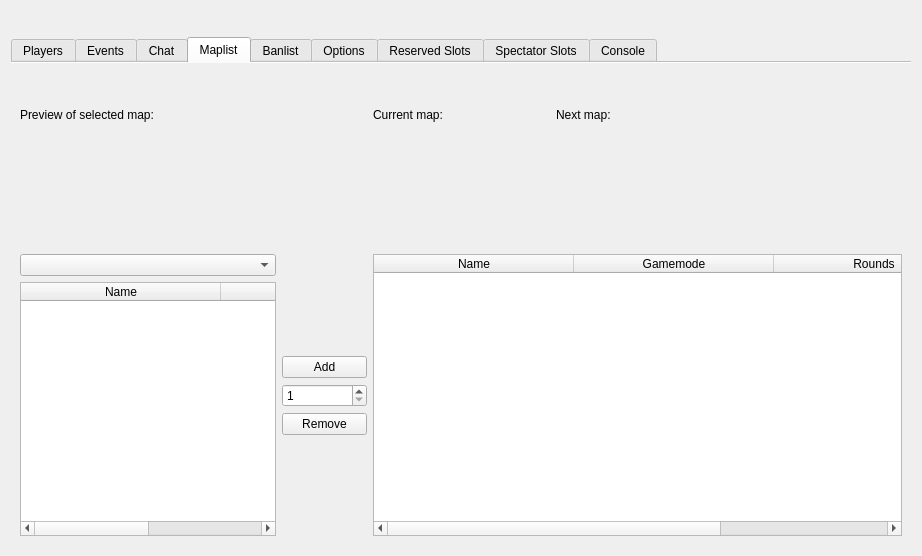
Before: the Qt Designer form Client/bf4/BF4.ui in OpenRcon/OpenRcon, drawn with Qt 5.
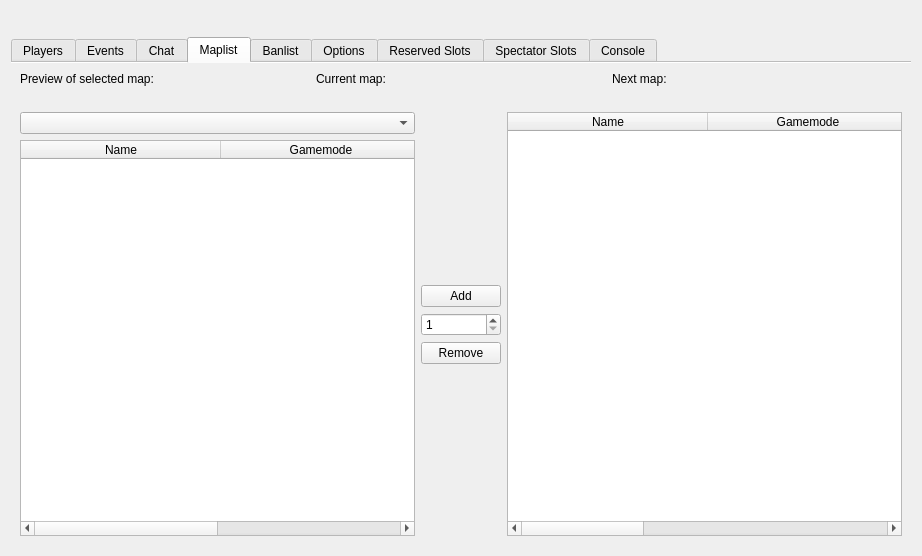
After: the same form once the commit is applied. The open tabs and pages were chosen to show the change. Icons and pictures are not drawn.

Patch:
```diff
--- a/Client/bf4/BF4.ui
+++ b/Client/bf4/BF4.ui
@@ -171,101 +171,88 @@
       <attribute name="title">
        <string>Maplist</string>
       </attribute>
-      <layout class="QGridLayout" name="gridLayout_13">
-       <item row="0" column="0">
-        <layout class="QGridLayout" name="gridLayout_12">
-         <item row="2" column="4" rowspan="4" colspan="6">
-          <widget class="QTableWidget" name="tableWidget_ml_current">
-           <property name="editTriggers">
-            <set>QAbstractItemView::NoEditTriggers</set>
-           </property>
-           <property name="showDropIndicator" stdset="0">
-            <bool>false</bool>
-           </property>
-           <property name="selectionMode">
-            <enum>QAbstractItemView::SingleSelection</enum>
-           </property>
-           <property name="selectionBehavior">
-            <enum>QAbstractItemView::SelectRows</enum>
-           </property>
-           <property name="showGrid">
-            <bool>false</bool>
-           </property>
-           <property name="rowCount">
-            <number>0</number>
-           </property>
-           <property name="columnCount">
-            <number>3</number>
-           </property>
-           <attribute name="horizontalHeaderDefaultSectionSize">
-            <number>200</number>
-           </attribute>
-           <attribute name="horizontalHeaderHighlightSections">
-            <bool>false</bool>
-           </attribute>
-           <attribute name="horizontalHeaderStretchLastSection">
-            <bool>true</bool>
-           </attribute>
-           <attribute name="verticalHeaderVisible">
-            <bool>false</bool>
-           </attribute>
-           <attribute name="verticalHeaderDefaultSectionSize">
-            <number>17</number>
-           </attribute>
-           <attribute name="verticalHeaderHighlightSections">
-            <bool>false</bool>
-           </attribute>
-           <column>
-            <property name="text">
-             <string>Name</string>
-            </property>
-           </column>
-           <column>
-            <property name="text">
-             <string>Gamemode</string>
-            </property>
-           </column>
-           <column>
-            <property name="text">
-             <string>Rounds</string>
-            </property>
-           </column>
-          </widget>
-         </item>
-         <item row="1" column="0" colspan="3">
+      <layout class="QGridLayout" name="gridLayout_5">
+       <item row="0" column="0" colspan="3">
           <layout class="QHBoxLayout" name="horizontalLayout_2">
            <item>
+          <layout class="QFormLayout" name="formLayout">
+           <item row="1" column="0" colspan="2">
             <widget class="QLabel" name="label_ml_avaliableMapImage">
-             <property name="maximumSize">
-              <size>
-               <width>16777215</width>
-               <height>16777215</height>
-              </size>
+             <property name="text">
+              <string/>
              </property>
+            </widget>
+           </item>
+           <item row="0" column="0" colspan="2">
+            <widget class="QLabel" name="label_ml_avaliableMapText">
              <property name="text">
+              <string>Preview of selected map:</string>
+             </property>
+            </widget>
+           </item>
+          </layout>
+         </item>
+         <item>
+          <layout class="QFormLayout" name="formLayout_2">
+           <item row="0" column="0">
+            <widget class="QLabel" name="label_ml_currentMapText">
+             <property name="text">
+              <string>Current map:</string>
+             </property>
+            </widget>
+           </item>
+           <item row="0" column="1">
+            <widget class="QLabel" name="label_ml_currentMapValue">
+             <property name="text">
               <string/>
              </property>
             </widget>
            </item>
+           <item row="1" column="0" colspan="2">
+            <widget class="QLabel" name="label_ml_currentMapImage">
+             <property name="text">
+              <string/>
+             </property>
+            </widget>
+           </item>
+          </layout>
+         </item>
            <item>
-            <spacer name="horizontalSpacer_3">
-             <property name="orientation">
-              <enum>Qt::Horizontal</enum>
-             </property>
-             <property name="sizeHint" stdset="0">
-              <size>
-               <width>40</width>
-               <height>20</height>
-              </size>
+          <layout class="QFormLayout" name="formLayout_3">
+           <property name="fieldGrowthPolicy">
+            <enum>QFormLayout::AllNonFixedFieldsGrow</enum>
+           </property>
+           <item row="0" column="0">
+            <widget class="QLabel" name="label_ml_nextMapText">
+             <property name="text">
+              <string>Next map:</string>
              </property>
-            </spacer>
+            </widget>
            </item>
+           <item row="0" column="1">
+            <widget class="QLabel" name="label_ml_nextMapValue">
+             <property name="text">
+              <string/>
+             </property>
+            </widget>
+           </item>
+           <item row="1" column="0" colspan="2">
+            <widget class="QLabel" name="label_ml_nextMapImage">
+             <property name="text">
+              <string/>
+             </property>
+            </widget>
+           </item>
           </layout>
          </item>
-         <item row="2" column="0" colspan="3">
+        </layout>
+       </item>
+       <item row="1" column="0">
+        <layout class="QVBoxLayout" name="verticalLayout_2">
+         <item>
           <widget class="QComboBox" name="comboBox_ml_gameMode"/>
          </item>
-         <item row="3" column="0" rowspan="3" colspan="3">
+         <item>
           <widget class="QTableWidget" name="tableWidget_ml_avaliable">
            <property name="editTriggers">
             <set>QAbstractItemView::NoEditTriggers</set>
@@ -312,7 +299,9 @@
            </column>
           </widget>
          </item>
-         <item row="2" column="3" rowspan="4">
+        </layout>
+       </item>
+       <item row="1" column="1">
           <layout class="QVBoxLayout" name="verticalLayout">
            <item>
             <spacer name="verticalSpacer">
@@ -363,75 +352,70 @@
            </item>
           </layout>
          </item>
-         <item row="0" column="5">
-          <widget class="QLabel" name="label_ml_currentMapValue">
-           <property name="text">
-            <string/>
-           </property>
-          </widget>
-         </item>
-         <item row="0" column="6">
-          <widget class="QLabel" name="label_ml_nextMapText">
-           <property name="text">
-            <string>Next map:</string>
-           </property>
-          </widget>
-         </item>
-         <item row="0" column="4">
-          <widget class="QLabel" name="label_ml_currentMapText">
-           <property name="text">
-            <string>Current map:</string>
-           </property>
-          </widget>
-         </item>
-         <item row="0" column="0" colspan="3">
-          <widget class="QLabel" name="label_ml_avaliableMapText">
-           <property name="text">
-            <string>Preview of selected map:</string>
-           </property>
-          </widget>
-         </item>
-         <item row="1" column="4" colspan="6">
-          <layout class="QHBoxLayout" name="horizontalLayout_4">
-           <item>
-            <widget class="QLabel" name="label_ml_currentMapImage">
-             <property name="text">
-              <string/>
-             </property>
-            </widget>
-           </item>
-           <item>
-            <widget class="QLabel" name="label_ml_nextMapImage">
-             <property name="text">
-              <string/>
-             </property>
-            </widget>
-           </item>
-           <item>
-            <spacer name="horizontalSpacer">
-             <property name="orientation">
-              <enum>Qt::Horizontal</enum>
-             </property>
-             <property name="sizeHint" stdset="0">
-              <size>
-               <width>40</width>
-               <height>20</height>
-              </size>
-             </property>
-            </spacer>
-           </item>
-          </layout>
-         </item>
-         <item row="0" column="7" colspan="3">
-          <widget class="QLabel" name="label_ml_nextMapValue">
+       <item row="1" column="2">
+        <widget class="QTableWidget" name="tableWidget_ml_current">
+         <property name="editTriggers">
+          <set>QAbstractItemView::NoEditTriggers</set>
+         </property>
+         <property name="showDropIndicator" stdset="0">
+          <bool>false</bool>
+         </property>
+         <property name="selectionMode">
+          <enum>QAbstractItemView::SingleSelection</enum>
+         </property>
+         <property name="selectionBehavior">
+          <enum>QAbstractItemView::SelectRows</enum>
+         </property>
+         <property name="showGrid">
+          <bool>false</bool>
+         </property>
+         <property name="rowCount">
+          <number>0</number>
+         </property>
+         <property name="columnCount">
+          <number>3</number>
+         </property>
+         <attribute name="horizontalHeaderDefaultSectionSize">
+          <number>200</number>
+         </attribute>
+         <attribute name="horizontalHeaderHighlightSections">
+          <bool>false</bool>
+         </attribute>
+         <attribute name="horizontalHeaderStretchLastSection">
+          <bool>true</bool>
+         </attribute>
+         <attribute name="verticalHeaderVisible">
+          <bool>false</bool>
+         </attribute>
+         <attribute name="verticalHeaderDefaultSectionSize">
+          <number>17</number>
+         </attribute>
+         <attribute name="verticalHeaderHighlightSections">
+          <bool>false</bool>
+         </attribute>
+         <column>
+          <property name="text">
+           <string>Name</string>
+          </property>
+         </column>
+         <column>
            <property name="text">
-            <string/>
-           </property>
+           <string>Gamemode</string>
+          </property>
+         </column>
+         <column>
+          <property name="text">
+           <string>Rounds</string>
+          </property>
+         </column>
           </widget>
          </item>
         </layout>
-       </item>
-      </layout>
+      <zorder></zorder>
+      <zorder>tableWidget_ml_current</zorder>
+      <zorder>verticalLayoutWidget</zorder>
+      <zorder>label_ml_nextMapImage</zorder>
+      <zorder>horizontalLayoutWidget</zorder>
      </widget>
      <widget class="QWidget" name="tab_bl">
       <attribute name="title">
```
Left out of the diff: 92 changed lines with no effect on the pictures. Lines whose indentation alone changed are shown as unchanged.
